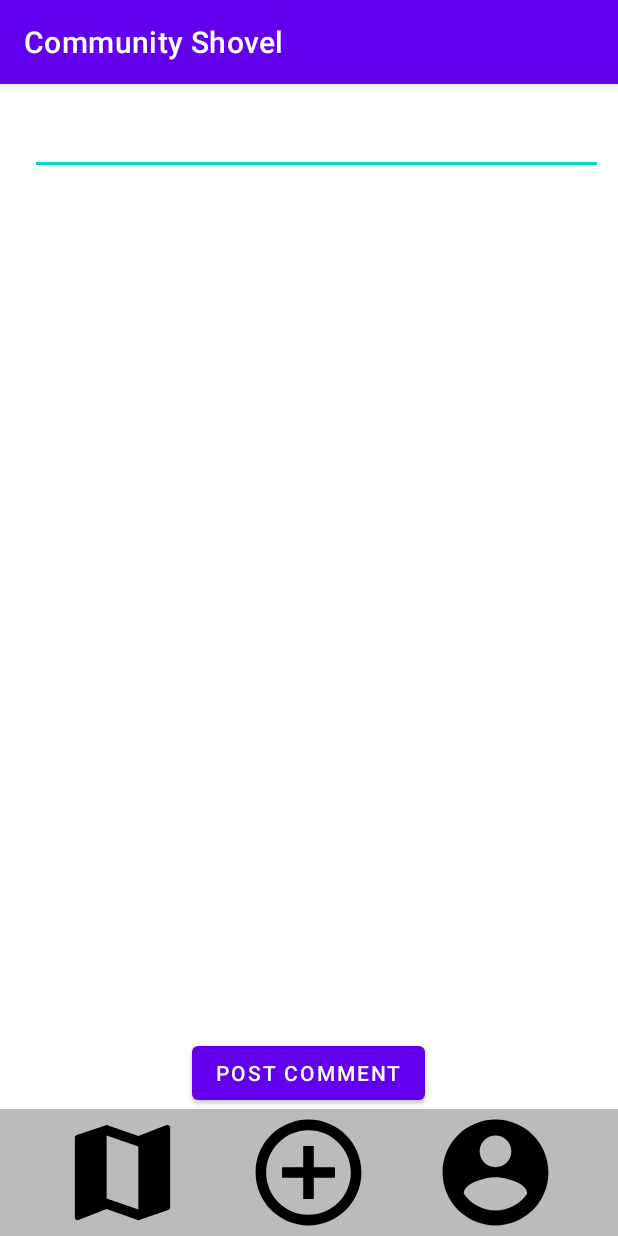
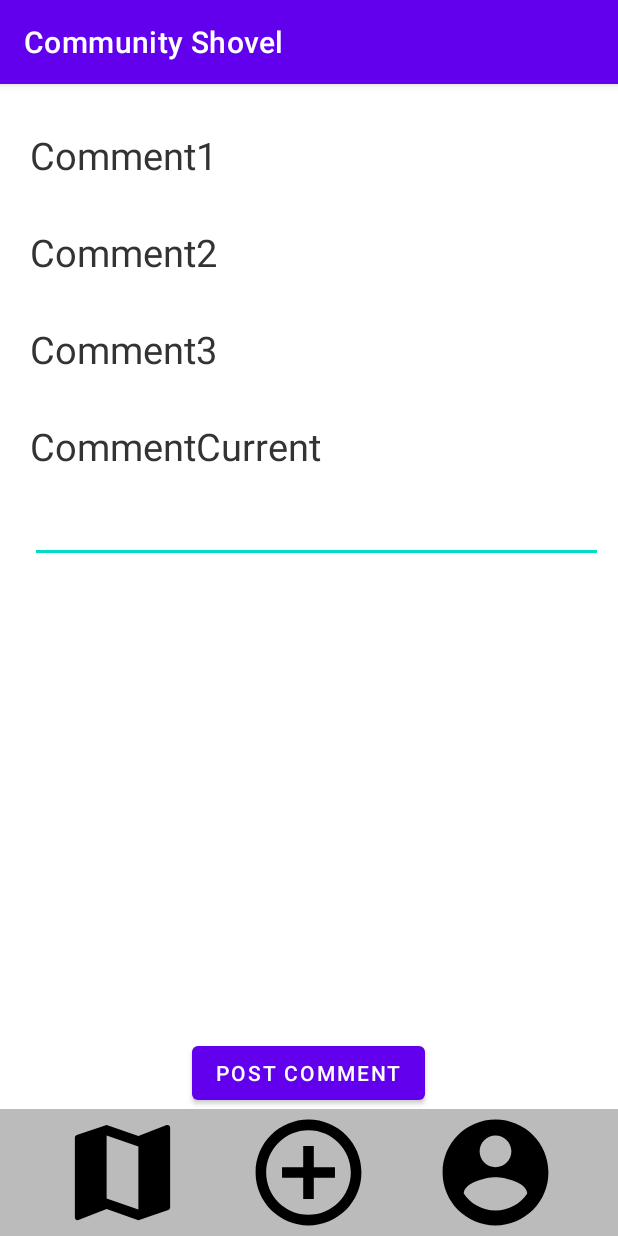
Before and after one commit to lialb/community-shovel, an Android app: the CommentsPage screen opened directly, with no data from a screen before it, on a phone screen of 412 x 824 dp. Run offline under Robolectric (Android 15) with nearby library versions, the phone set to English and light mode, and no system bars; our stand-ins replace Volley; network calls fail; 6 statements that could not run were skipped.

Commit message:
Comments not working with JSONArray

```diff
--- a/CommunityShovel/app/src/main/java/com/uxmen/communityshovel/CommentsPage.java
+++ b/CommunityShovel/app/src/main/java/com/uxmen/communityshovel/CommentsPage.java
@@ -63,10 +63,10 @@ public class CommentsPage  extends AppCompatActivity implements View.OnClickList
 
 
 
-        findViewById(R.id.Comment1).setVisibility(View.GONE);
-        findViewById(R.id.Comment2).setVisibility(View.GONE);
-        findViewById(R.id.Comment3).setVisibility(View.GONE);
-        findViewById(R.id.CommentCurrent).setVisibility(View.GONE);
+//        findViewById(R.id.Comment1).setVisibility(View.GONE);
+//        findViewById(R.id.Comment2).setVisibility(View.GONE);
+//        findViewById(R.id.Comment3).setVisibility(View.GONE);
+//        findViewById(R.id.CommentCurrent).setVisibility(View.GONE);
 
         homeButton.setOnClickListener(this);
         createRequestButton.setOnClickListener(this);
@@ -77,6 +77,7 @@ public class CommentsPage  extends AppCompatActivity implements View.OnClickList
 
         ArrayList<String> commentCheck = curRequest.getComments();
         try {
+
             JSONArray commentArr = new JSONArray(commentCheck.get(0));
 
             if (commentArr.length() == 0 ) {
```
